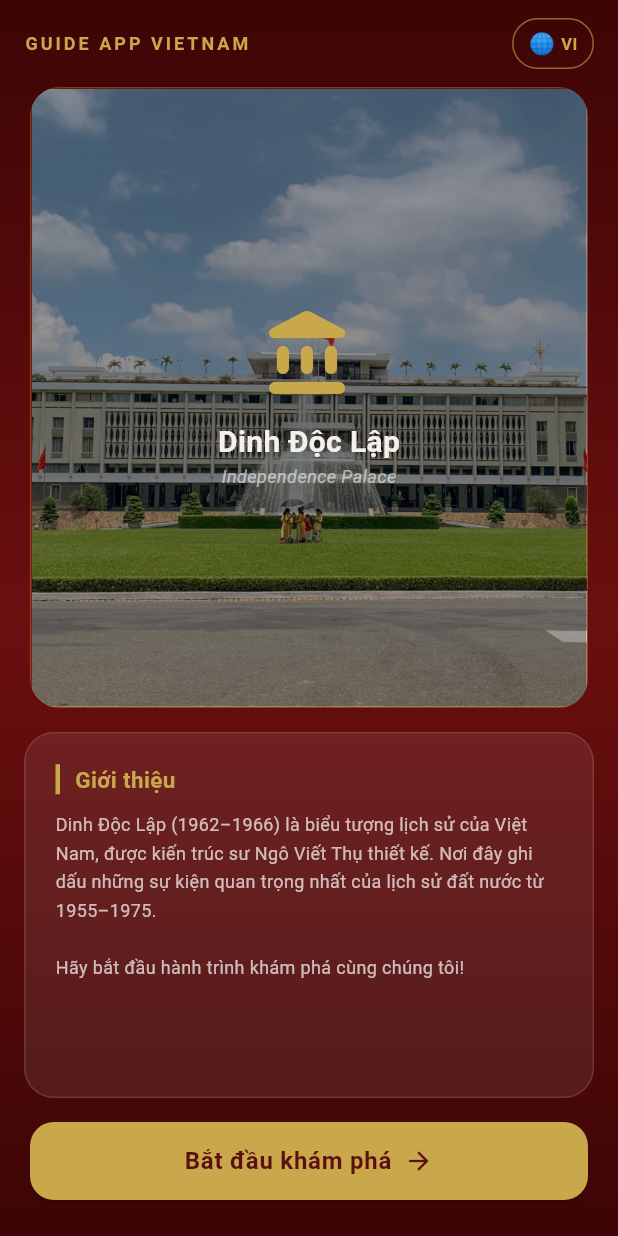
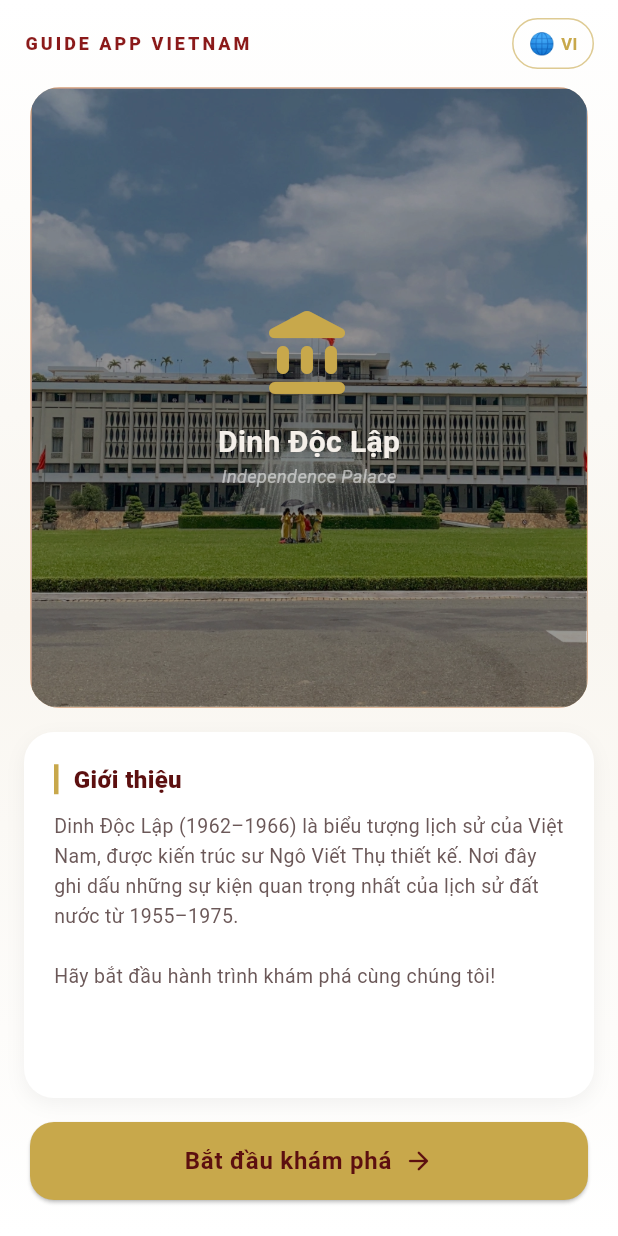
Before and after one commit to MQuyen123/test_code_demo, a Flutter app: the screen it shows after launch, on a phone screen of 412 x 824 dp. Run offline on Flutter 3.47's test engine with Material 3 defaults, Android fonts, the phone set to English and light mode, and no system bars; our stand-ins replace equatable, flutter_bloc.

Commit message:
feat: implement pin entry and update mobile background to white

```diff
--- a/lib/core/di/service_locator.dart
+++ b/lib/core/di/service_locator.dart
@@ -1,6 +1,7 @@
 import '../../features/home/data/repositories/exhibit_repository_impl.dart';
 import '../../features/home/domain/repositories/exhibit_repository.dart';
 import '../../features/home/domain/usecases/get_all_floors_usecase.dart';
+import '../../features/pin_entry/domain/usecases/get_exhibit_by_pin_usecase.dart';
 
 /// Service Locator trung tâm để inject dependencies (Repositories, UseCases).
 class ServiceLocator {
@@ -8,9 +9,11 @@ class ServiceLocator {
 
   static late final ExhibitRepository exhibitRepository;
   static late final GetAllFloorsUseCase getAllFloors;
+  static late final GetExhibitByPinUseCase getExhibitByPin;
 
   static void setup() {
     exhibitRepository = ExhibitRepositoryImpl();
     getAllFloors = GetAllFloorsUseCase(exhibitRepository);
+    getExhibitByPin = GetExhibitByPinUseCase(exhibitRepository);
   }
 }
--- a/lib/core/router/app_router.dart
+++ b/lib/core/router/app_router.dart
@@ -2,6 +2,7 @@ import 'package:flutter/material.dart';
 import '../../features/splash/presentation/splash_screen.dart';
 import '../../features/intro/presentation/intro_screen.dart';
 import '../../features/home/presentation/home_screen.dart';
+import '../../features/pin_entry/presentation/pin_entry_screen.dart';
 
 class AppRouter {
   static const String splash = '/';
@@ -19,6 +20,8 @@ class AppRouter {
         return MaterialPageRoute(builder: (_) => const IntroScreen());
       case home:
         return MaterialPageRoute(builder: (_) => const HomeScreen());
+      case pinEntry:
+        return MaterialPageRoute(builder: (_) => const PinEntryScreen());
       default:
         return MaterialPageRoute(
           builder: (_) => const Scaffold(
--- a/lib/core/theme/app_colors.dart
+++ b/lib/core/theme/app_colors.dart
@@ -19,7 +19,7 @@ class AppColors {
     end: Alignment.bottomRight,
   );
   static const LinearGradient bgGradient = LinearGradient(
-    colors: [Color(0xFF3D0505), Color(0xFF6B0F0F), Color(0xFF3D0505)],
+    colors: [Color(0xFFFFFFFF), Color(0xFFF9F6F0), Color(0xFFFFFFFF)],
     begin: Alignment.topCenter,
     end: Alignment.bottomCenter,
   );
--- a/lib/features/intro/presentation/intro_screen.dart
+++ b/lib/features/intro/presentation/intro_screen.dart
@@ -23,10 +23,10 @@ class IntroScreen extends StatelessWidget {
                     const Text(
                       'GUIDE APP VIETNAM',
                       style: TextStyle(
-                        color: AppColors.gold,
+                        color: AppColors.primary,
                         fontSize: 12,
                         letterSpacing: 2,
-                        fontWeight: FontWeight.w700,
+                        fontWeight: FontWeight.w800,
                       ),
                     ),
                     GestureDetector(
@@ -112,9 +112,15 @@ class IntroScreen extends StatelessWidget {
                   margin: const EdgeInsets.all(16),
                   padding: const EdgeInsets.all(20),
                   decoration: BoxDecoration(
-                    color: Colors.white.withValues(alpha: 0.08),
+                    color: Colors.white,
                     borderRadius: BorderRadius.circular(20),
-                    border: Border.all(color: Colors.white12),
+                    boxShadow: [
+                      BoxShadow(
+                        color: Colors.black.withValues(alpha: 0.05),
+                        blurRadius: 10,
+                        offset: const Offset(0, 4),
+                      ),
+                    ],
                   ),
                   child: Column(
                     crossAxisAlignment: CrossAxisAlignment.start,
@@ -131,9 +137,9 @@ class IntroScreen extends StatelessWidget {
                           const Text(
                             'Giới thiệu',
                             style: TextStyle(
-                              color: AppColors.gold,
-                              fontSize: 15,
-                              fontWeight: FontWeight.w700,
+                              color: AppColors.primaryDark,
+                              fontSize: 16,
+                              fontWeight: FontWeight.w800,
                             ),
                           ),
                         ],
@@ -143,9 +149,9 @@ class IntroScreen extends StatelessWidget {
                         child: Text(
                           'Dinh Độc Lập (1962–1966) là biểu tượng lịch sử của Việt Nam, được kiến trúc sư Ngô Viết Thụ thiết kế. Nơi đây ghi dấu những sự kiện quan trọng nhất của lịch sử đất nước từ 1955–1975.\n\nHãy bắt đầu hành trình khám phá cùng chúng tôi!',
                           style: TextStyle(
-                            color: Colors.white70,
-                            fontSize: 12,
-                            height: 1.6,
+                            color: AppColors.textSecondary,
+                            fontSize: 13,
+                            height: 1.5,
                           ),
                         ),
                       ),
--- a/lib/features/splash/presentation/splash_screen.dart
+++ b/lib/features/splash/presentation/splash_screen.dart
@@ -126,7 +126,7 @@ class _SplashScreenState extends State<SplashScreen>
                       const Text(
                         'VIETNAM',
                         style: TextStyle(
-                          color: AppColors.textLight,
+                          color: AppColors.primary,
                           fontSize: 16,
                           fontWeight: FontWeight.w300,
                           letterSpacing: 6,
@@ -154,7 +154,7 @@ class _SplashScreenState extends State<SplashScreen>
                       const Text(
                         'Dinh Độc Lập',
                         style: TextStyle(
-                          color: AppColors.textLight,
+                          color: AppColors.primaryDark,
                           fontSize: 13,
                           fontStyle: FontStyle.italic,
                           letterSpacing: 1,
@@ -163,7 +163,7 @@ class _SplashScreenState extends State<SplashScreen>
                       const Text(
                         'Independence Palace · Ho Chi Minh City',
                         style: TextStyle(
-                          color: Colors.white38,
+                          color: Colors.black54,
                           fontSize: 10,
                           letterSpacing: 0.5,
                         ),
--- a/lib/responsive_layout.dart
+++ b/lib/responsive_layout.dart
@@ -16,8 +16,11 @@ class ResponsiveLayout extends StatelessWidget {
             body: Container(
               width: double.infinity,
               height: double.infinity,
-              decoration: const BoxDecoration(
-                gradient: AppColors.bgGradient,
+              decoration: BoxDecoration(
+                image: DecorationImage(
+                  image: AssetImage('assets/images/Dinh_doc_lap.webp'),
+                  fit: BoxFit.cover,
+                ),
               ),
               child: const Center(
                 child: MobileContainer(),
```
Also changed, not shown: lib/features/pin_entry/domain/usecases/get_exhibit_by_pin_usecase.dart (added, +12 -0 lines), lib/features/pin_entry/presentation/cubit/pin_cubit.dart (added, +26 -0 lines), lib/features/pin_entry/presentation/cubit/pin_state.dart (added, +31 -0 lines), lib/features/pin_entry/presentation/pin_entry_screen.dart (added, +217 -0 lines).
